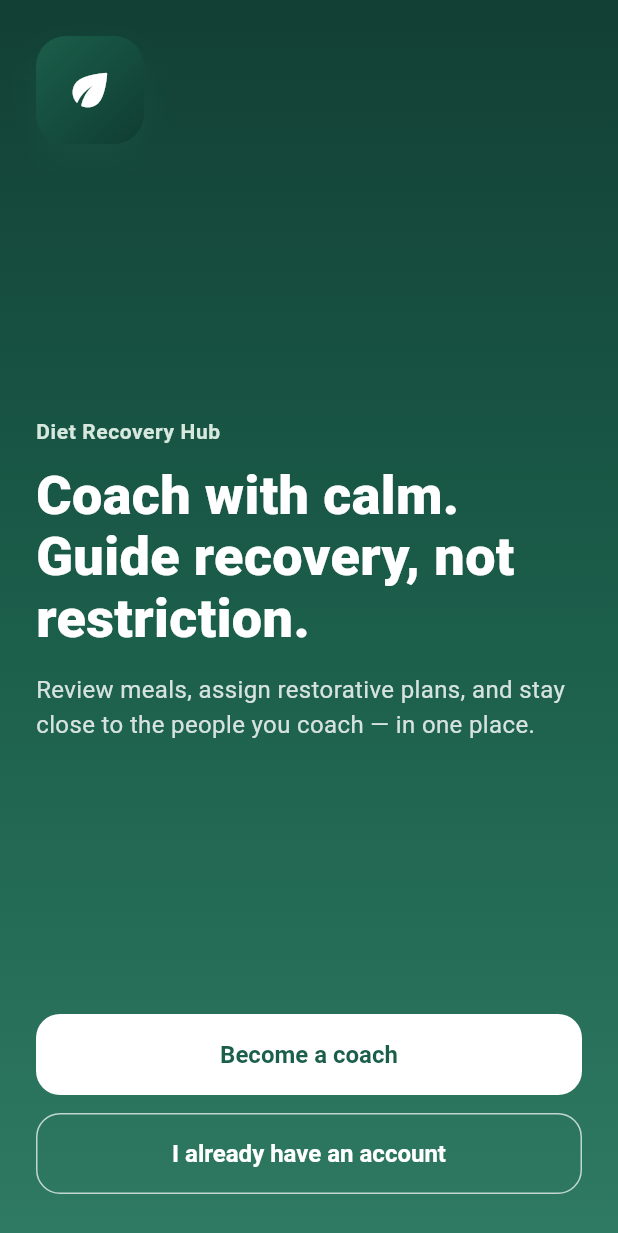
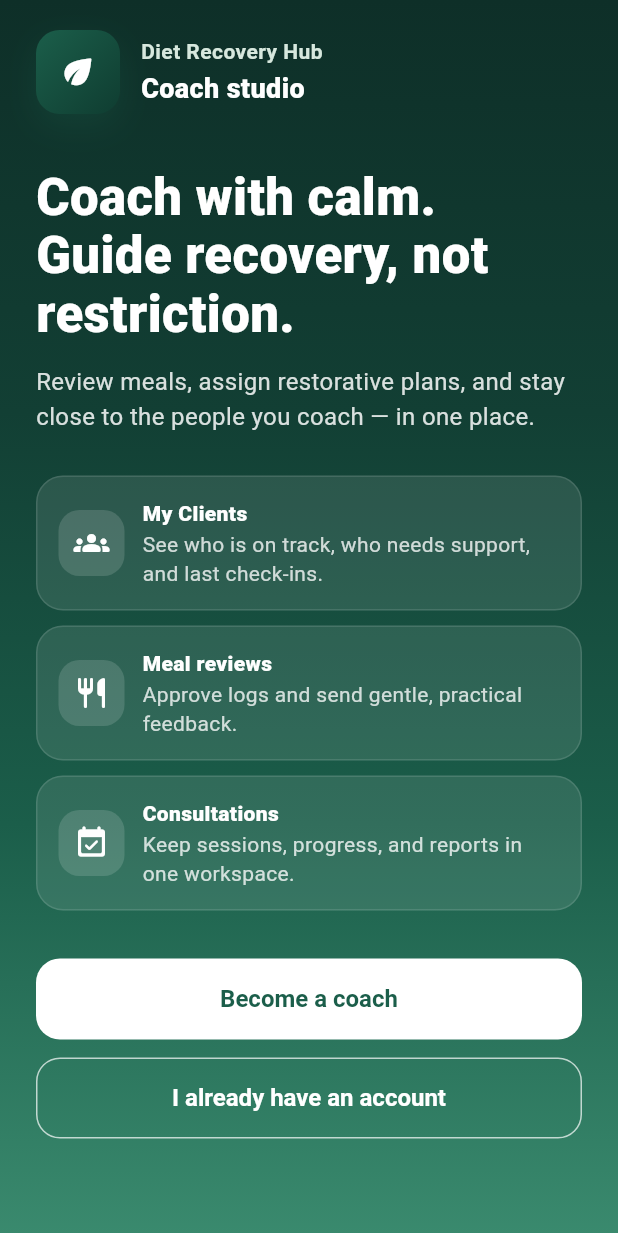
Before and after one commit to kusholmangilal-spec/dietrecoveryhubcoachapp, a Flutter app: the screen it shows after launch, on a phone screen of 412 x 824 dp. Shown: the top 1233 px of the screen. Run offline on Flutter 3.47's test engine with Material 3 defaults, Android fonts, the phone set to English and light mode, and no system bars; accounts and stored records are empty.

Commit message:
Refresh welcome screen with coach features and safer layout.
Add a coach-studio header, preview cards for clients, meals, and sessions, and make the screen scroll on smaller devices.

Co-authored-by: kusholmangilal-spec <kusholmangilal-spec@users.noreply.github.com>

```diff
--- a/lib/screens/welcome_screen.dart
+++ b/lib/screens/welcome_screen.dart
@@ -16,48 +16,95 @@ class WelcomeScreen extends StatelessWidget {
           gradient: LinearGradient(
             begin: Alignment.topCenter,
             end: Alignment.bottomCenter,
-            colors: [Color(0xFF123F34), AppColors.forest, Color(0xFF2F7A62)],
+            colors: [Color(0xFF0E2F28), Color(0xFF123F34), AppColors.forest, Color(0xFF3A8A6E)],
           ),
         ),
         child: SafeArea(
-          child: Padding(
-            padding: const EdgeInsets.fromLTRB(24, 24, 24, 28),
+          child: LayoutBuilder(
+            builder: (context, constraints) {
+              return SingleChildScrollView(
+                padding: const EdgeInsets.fromLTRB(24, 20, 24, 28),
+                child: ConstrainedBox(
+                  constraints: BoxConstraints(minHeight: constraints.maxHeight - 48),
                   child: Column(
                     crossAxisAlignment: CrossAxisAlignment.start,
                     children: [
-                const BrandMark(),
-                const Spacer(),
-                const Text(
+                      Row(
+                        children: [
+                          const BrandMark(size: 56),
+                          const SizedBox(width: 14),
+                          Column(
+                            crossAxisAlignment: CrossAxisAlignment.start,
+                            children: const [
+                              Text(
                                 'Diet Recovery Hub',
                                 style: TextStyle(
                                   color: Color(0xFFD7E8DE),
-                    fontWeight: FontWeight.w600,
-                    letterSpacing: 0.4,
+                                  fontWeight: FontWeight.w700,
+                                  letterSpacing: 0.3,
                                 ),
                               ),
-                const SizedBox(height: 12),
+                              SizedBox(height: 2),
+                              Text(
+                                'Coach studio',
+                                style: TextStyle(
+                                  color: Colors.white,
+                                  fontWeight: FontWeight.w800,
+                                  fontSize: 18,
+                                ),
+                              ),
+                            ],
+                          ),
+                        ],
+                      ),
+                      const SizedBox(height: 36),
                       const Text(
                         'Coach with calm. Guide recovery, not restriction.',
                         style: TextStyle(
                           color: Colors.white,
-                    fontSize: 36,
+                          fontSize: 34,
                           fontWeight: FontWeight.w800,
                           height: 1.15,
                         ),
                       ),
-                const SizedBox(height: 16),
+                      const SizedBox(height: 14),
                       Text(
                         'Review meals, assign restorative plans, and stay close to the people you coach — in one place.',
-                  style: TextStyle(color: Colors.white.withValues(alpha: 0.82), fontSize: 16, height: 1.45),
+                        style: TextStyle(
+                          color: Colors.white.withValues(alpha: 0.84),
+                          fontSize: 16,
+                          height: 1.45,
                         ),
-                const Spacer(),
+                      ),
+                      const SizedBox(height: 28),
+                      const _WelcomeFeature(
+                        icon: Icons.groups_rounded,
+                        title: 'My Clients',
+                        body: 'See who is on track, who needs support, and last check-ins.',
+                      ),
+                      const SizedBox(height: 10),
+                      const _WelcomeFeature(
+                        icon: Icons.restaurant_rounded,
+                        title: 'Meal reviews',
+                        body: 'Approve logs and send gentle, practical feedback.',
+                      ),
+                      const SizedBox(height: 10),
+                      const _WelcomeFeature(
+                        icon: Icons.event_available_rounded,
+                        title: 'Consultations',
+                        body: 'Keep sessions, progress, and reports in one workspace.',
+                      ),
+                      const SizedBox(height: 32),
                       FilledButton(
                         onPressed: () {
                           Navigator.of(context).push(
                             MaterialPageRoute(builder: (_) => const RegistrationScreen()),
                           );
                         },
-                  style: FilledButton.styleFrom(backgroundColor: Colors.white, foregroundColor: AppColors.forest),
+                        style: FilledButton.styleFrom(
+                          backgroundColor: Colors.white,
+                          foregroundColor: AppColors.forest,
+                        ),
                         child: const Text('Become a coach'),
                       ),
                       const SizedBox(height: 12),
@@ -76,8 +123,61 @@ class WelcomeScreen extends StatelessWidget {
                     ],
                   ),
                 ),
+              );
+            },
+          ),
         ),
       ),
     );
   }
 }
+
+class _WelcomeFeature extends StatelessWidget {
+  const _WelcomeFeature({
+    required this.icon,
+    required this.title,
+    required this.body,
+  });
+
+  final IconData icon;
+  final String title;
+  final String body;
+
+  @override
+  Widget build(BuildContext context) {
+    return Container(
+      padding: const EdgeInsets.all(14),
+      decoration: BoxDecoration(
+        color: Colors.white.withValues(alpha: 0.1),
+        borderRadius: BorderRadius.circular(18),
+        border: Border.all(color: Colors.white.withValues(alpha: 0.12)),
+      ),
+      child: Row(
+        children: [
+          Container(
+            padding: const EdgeInsets.all(10),
+            decoration: BoxDecoration(
+              color: Colors.white.withValues(alpha: 0.14),
+              borderRadius: BorderRadius.circular(14),
+            ),
+            child: Icon(icon, color: Colors.white),
+          ),
+          const SizedBox(width: 12),
+          Expanded(
+            child: Column(
+              crossAxisAlignment: CrossAxisAlignment.start,
+              children: [
+                Text(title, style: const TextStyle(color: Colors.white, fontWeight: FontWeight.w800)),
+                const SizedBox(height: 2),
+                Text(
+                  body,
+                  style: TextStyle(color: Colors.white.withValues(alpha: 0.78), height: 1.35),
+                ),
+              ],
+            ),
+          ),
+        ],
+      ),
+    );
+  }
+}
```
Lines whose indentation alone changed are shown as unchanged.
